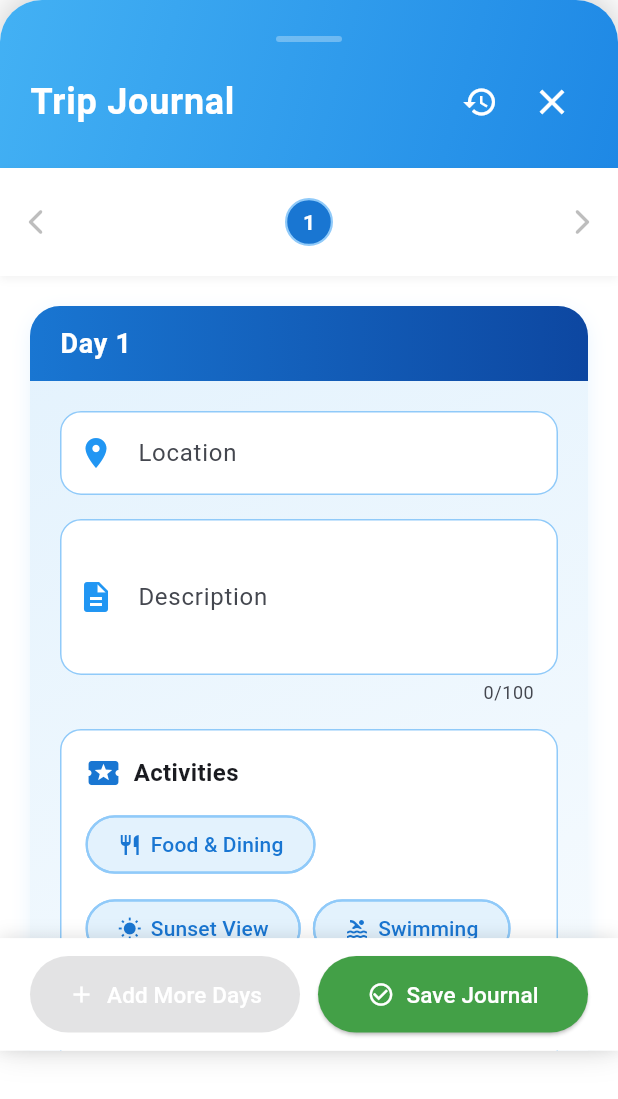
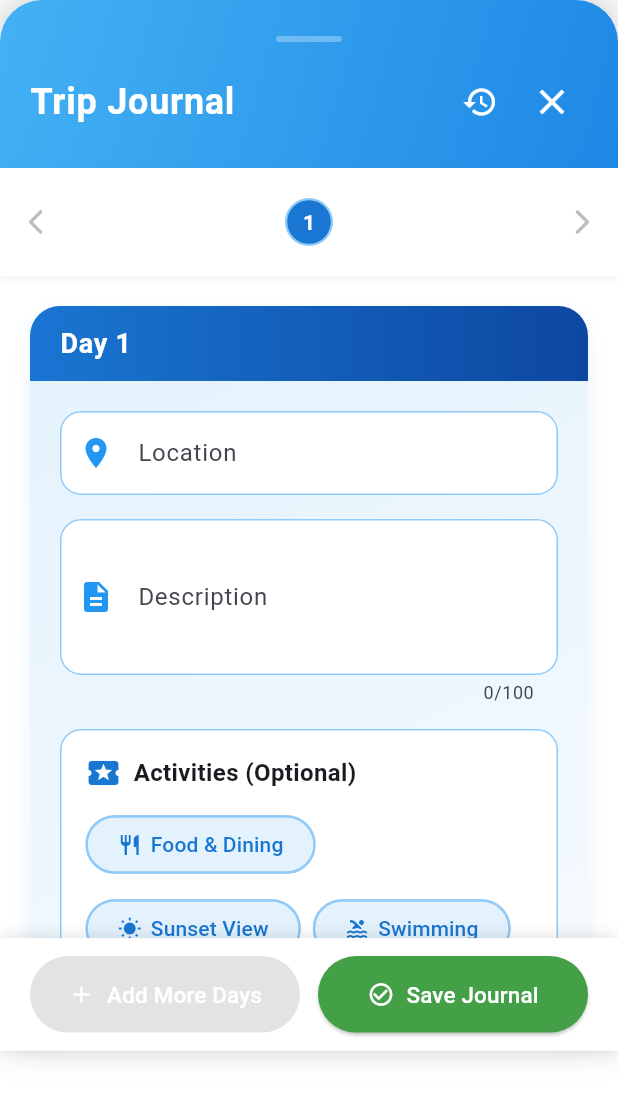
Before and after one commit to Yung729/blindmate, a Flutter app: the TripJournalDialog widget shown alone on an empty page, opened directly with empty values, on a phone screen of 412 x 824 dp. Shown: the top 1099 px of the screen. Run offline on Flutter 3.47's test engine with Material 3 defaults, Android fonts, the phone set to English and light mode, and no system bars; our stand-ins replace animated_text_kit, cloud_firestore, confetti, device_info_plus, firebase_auth, firebase_core and 6 more; missing offline and left inert: metadata_fetch; accounts and stored records are empty; network calls fail.

Commit message:
optional

```diff
--- a/lib/views/UIComponents/trip_journal_create_dialog.dart
+++ b/lib/views/UIComponents/trip_journal_create_dialog.dart
@@ -731,7 +731,7 @@ class _TripJournalDialogState extends State<TripJournalDialog> {
                           ),
                           const SizedBox(width: 8),
                           const Text(
-                            'Activities',
+                            'Activities (Optional)',
                             style: TextStyle(
                               fontSize: 16,
                               fontWeight: FontWeight.w600,
```
